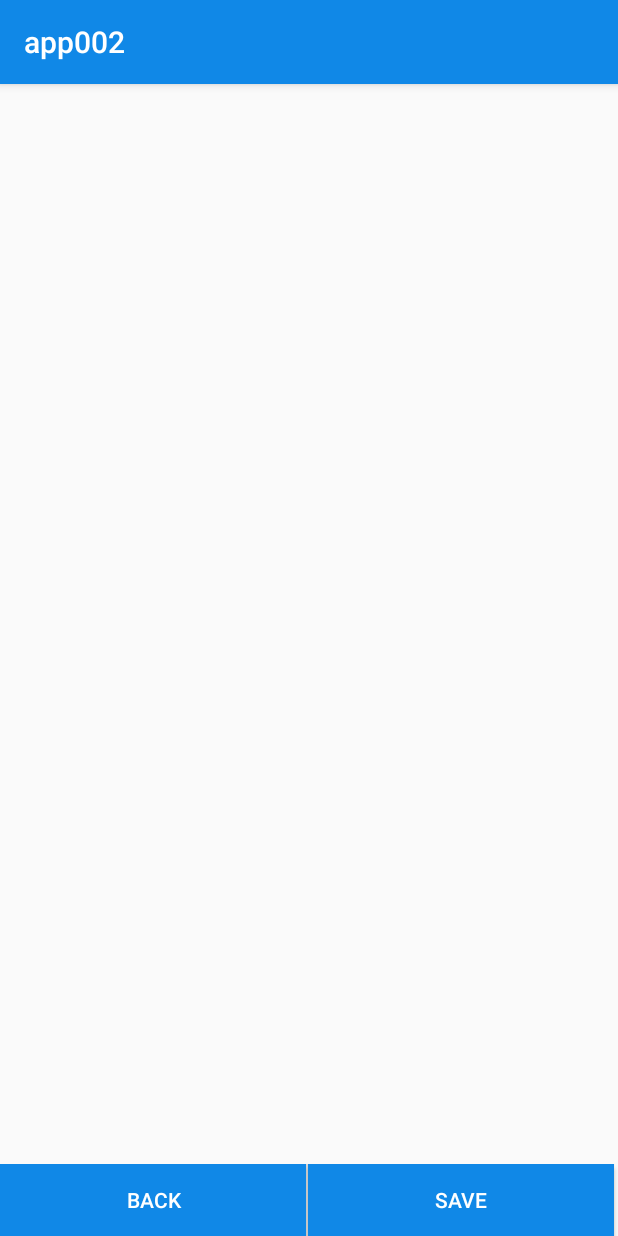
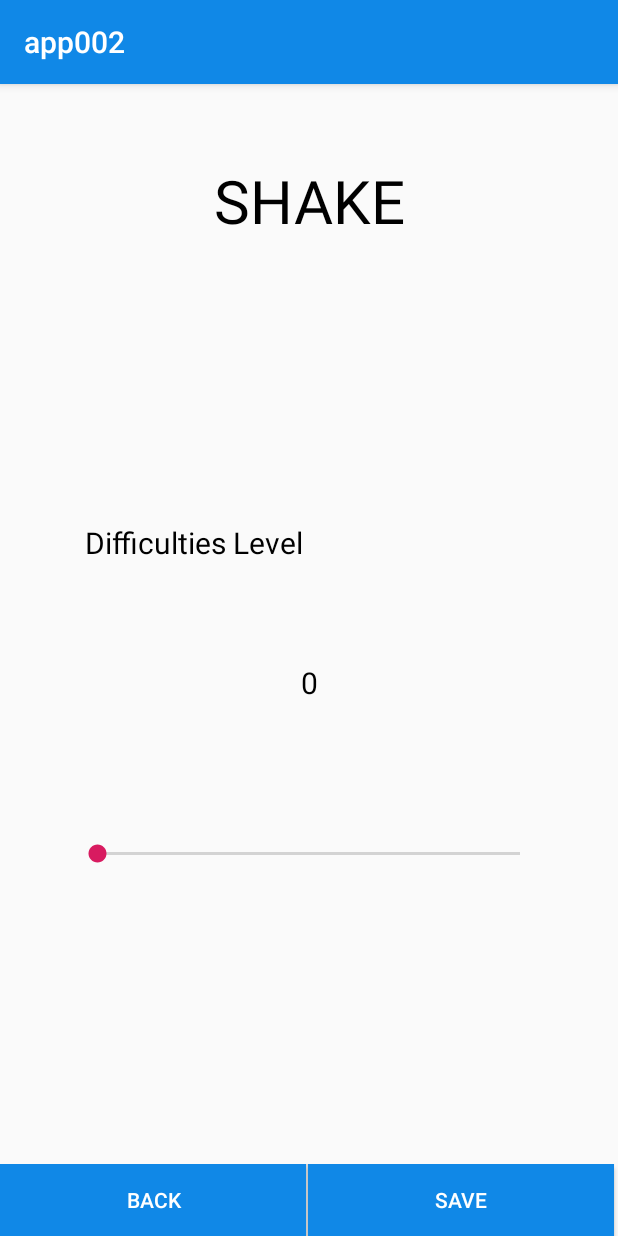
Before and after one commit to rishab247/Timey, an Android app: the shake screen opened directly, with no data from a screen before it, on a phone screen of 412 x 824 dp. Run offline under Robolectric (Android 15) with nearby library versions, the phone set to English and light mode, and no system bars.

Commit message:
shAke activity completed

```diff
--- a/app/src/main/java/rishab/listview/com/testmyapplication/math_activity.java
+++ b/app/src/main/java/rishab/listview/com/testmyapplication/math_activity.java
@@ -1,5 +1,6 @@
 package rishab.listview.com.testmyapplication;
 
+import android.annotation.SuppressLint;
 import android.content.DialogInterface;
 import android.content.Intent;
 import android.support.v7.app.AlertDialog;
@@ -78,8 +79,9 @@ public class math_activity extends AppCompatActivity {
           @Override
           public void onProgressChanged(SeekBar seekBar, int progress, boolean fromUser) {
               progress=progress+1;
+              int max=seekBar2.getMax()+1;
 
-              mathdifficulty.setText("No of Problems "+progress+"/"+seekBar2.getMax());
+              mathdifficulty.setText("No of Problems "+progress+"/"+max);
 
           }
 
--- a/app/src/main/java/rishab/listview/com/testmyapplication/shake.java
+++ b/app/src/main/java/rishab/listview/com/testmyapplication/shake.java
@@ -7,17 +7,41 @@ import android.support.v7.app.AppCompatActivity;
 import android.os.Bundle;
 import android.view.View;
 import android.widget.Button;
+import android.widget.SeekBar;
+import android.widget.TextView;
 
 public class shake extends AppCompatActivity {
 
     private Button shakesve,shakeback;
+    private SeekBar shakeseekabar;
+    private TextView shaketextView;
 
     @Override
     protected void onCreate(Bundle savedInstanceState) {
         super.onCreate(savedInstanceState);
         setContentView(R.layout.activity_shake);
+        shaketextView=findViewById(R.id.shaketext);
+        shakeseekabar=findViewById(R.id.seekbarshake);
         shakesve=findViewById(R.id.shakesave);
         shakeback=findViewById(R.id.shakeback);
+        shakeseekabar.setOnSeekBarChangeListener(new SeekBar.OnSeekBarChangeListener() {
+            @Override
+            public void onProgressChanged(SeekBar seekBar, int progress, boolean fromUser) {
+                progress=progress+50;
+                int max=shakeseekabar.getMax()+50;
+                shaketextView.setText(+progress+"/"+max);
+            }
+
+            @Override
+            public void onStartTrackingTouch(SeekBar seekBar) {
+
+            }
+
+            @Override
+            public void onStopTrackingTouch(SeekBar seekBar) {
+
+            }
+        });
         shakeback.setOnClickListener(new View.OnClickListener() {
             @Override
             public void onClick(View v) {
--- a/app/src/main/res/layout/activity_shake.xml
+++ b/app/src/main/res/layout/activity_shake.xml
@@ -5,6 +5,71 @@
     android:layout_width="match_parent"
     android:layout_height="match_parent"
     tools:context=".shake">
+
+
+    <TextView
+        android:id="@+id/seekbarshaketext"
+        android:layout_width="wrap_content"
+        android:layout_height="wrap_content"
+        android:layout_marginStart="8dp"
+        android:layout_marginTop="8dp"
+        android:layout_marginEnd="8dp"
+        android:text="SHAKE"
+        android:textColor="#000"
+        android:textSize="40sp"
+        app:layout_constraintBottom_toBottomOf="parent"
+        app:layout_constraintEnd_toEndOf="parent"
+        app:layout_constraintHorizontal_bias="0.5"
+        app:layout_constraintStart_toStartOf="parent"
+        app:layout_constraintTop_toTopOf="parent"
+        app:layout_constraintVertical_bias="0.060000002" />
+
+    <TextView
+        android:id="@+id/shaketext"
+        android:layout_width="wrap_content"
+        android:layout_height="28dp"
+        android:layout_marginStart="8dp"
+        android:layout_marginTop="8dp"
+        android:layout_marginEnd="8dp"
+        android:text="0"
+        android:textColor="#000"
+        android:textSize="20sp"
+        app:layout_constraintBottom_toTopOf="@+id/seekbarshake"
+        app:layout_constraintEnd_toEndOf="parent"
+        app:layout_constraintStart_toStartOf="parent"
+        app:layout_constraintTop_toBottomOf="@+id/seekbarshaketext"
+        app:layout_constraintVertical_bias="0.75" />
+
+    <SeekBar
+        android:id="@+id/seekbarshake"
+        android:layout_width="314dp"
+        android:layout_height="wrap_content"
+        android:layout_alignParentStart="true"
+        android:layout_alignParentTop="true"
+        android:layout_marginTop="8dp"
+        android:layout_marginBottom="8dp"
+        android:max="250"
+        app:layout_constraintBottom_toBottomOf="parent"
+        app:layout_constraintEnd_toEndOf="parent"
+        app:layout_constraintHorizontal_bias="0.494"
+        app:layout_constraintStart_toStartOf="parent"
+        app:layout_constraintTop_toTopOf="parent"
+        app:layout_constraintVertical_bias="0.676" />
+
+    <TextView
+        android:id="@+id/Difficulties"
+        android:layout_width="wrap_content"
+        android:layout_height="25dp"
+        android:layout_marginStart="8dp"
+        android:layout_marginEnd="203dp"
+        android:text="Difficulties Level"
+        android:textColor="#000"
+        android:textSize="20sp"
+        app:layout_constraintBottom_toTopOf="@+id/seekbarshake"
+        app:layout_constraintEnd_toEndOf="parent"
+        app:layout_constraintHorizontal_bias="0.0"
+        app:layout_constraintStart_toStartOf="@+id/seekbarshake"
+        app:layout_constraintTop_toBottomOf="@+id/seekbarshaketext" />
 
 
     <LinearLayout
```
